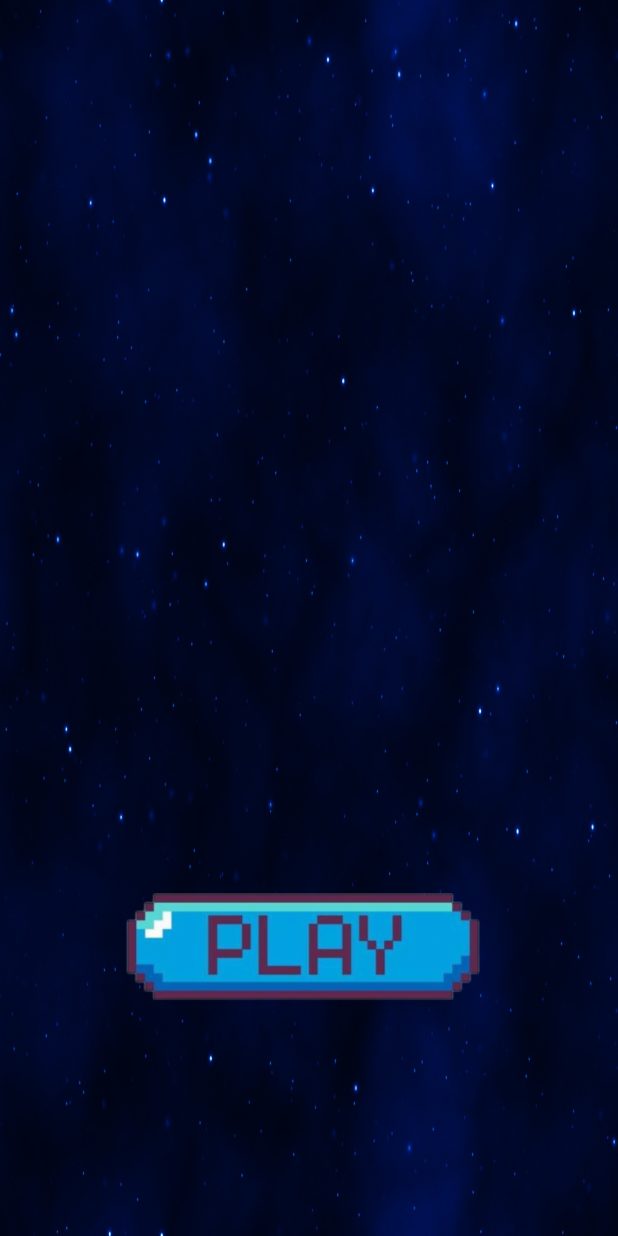
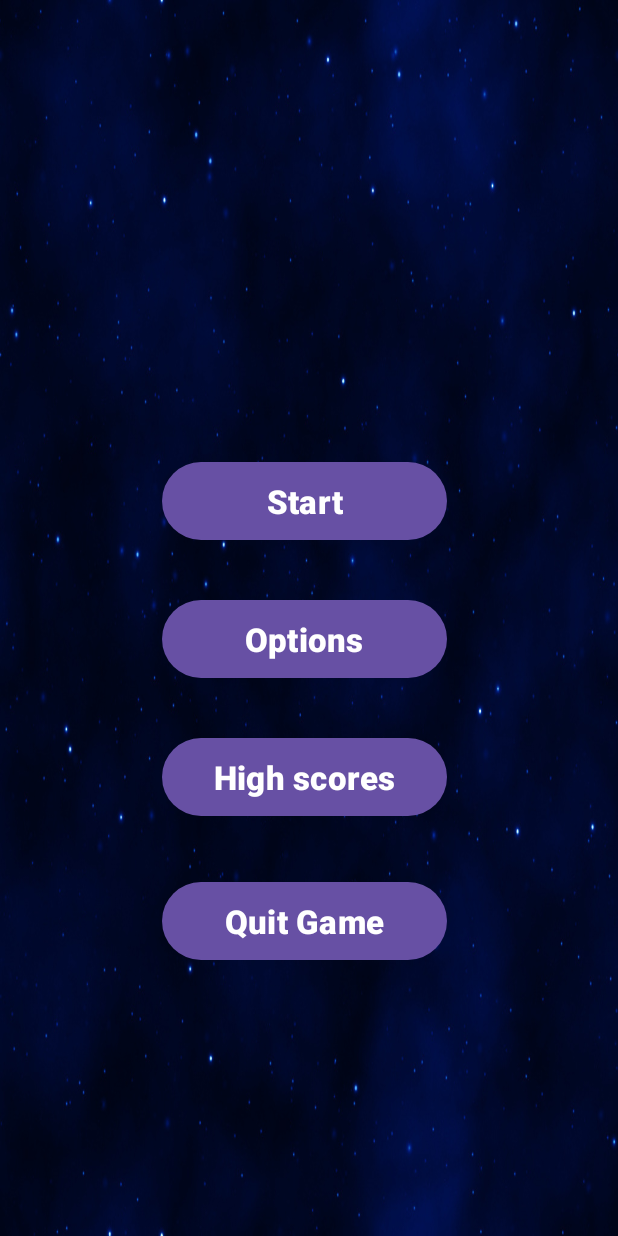
Before and after one commit to thespiderminh/UET-mobile-app-midterm-game, an Android app: the screen it shows after launch (StartMenu), on a phone screen of 412 x 824 dp. Run offline under Robolectric (Android 15) with nearby library versions, the phone set to English and light mode, and no system bars.

Commit message:
light sensor + Menu + Tab Selector

```diff
--- a/app/src/main/AndroidManifest.xml
+++ b/app/src/main/AndroidManifest.xml
@@ -12,6 +12,12 @@
         android:supportsRtl="true"
         android:theme="@style/Theme.BanMayBay"
         tools:targetApi="31">
+        <activity
+            android:name=".activities.Setting"
+            android:exported="false" />
+        <activity
+            android:name=".activities.ShowLight"
+            android:exported="false" />
         <activity
             android:name=".activities.GameOverActivity"
             android:exported="false" />
--- a/app/src/main/java/com/example/banmaybay/activities/StartMenu.java
+++ b/app/src/main/java/com/example/banmaybay/activities/StartMenu.java
@@ -1,10 +1,21 @@
 package com.example.banmaybay.activities;
 
+import android.content.Context;
+import android.content.DialogInterface;
 import android.content.Intent;
+import android.hardware.Sensor;
+import android.hardware.SensorEvent;
+import android.hardware.SensorEventListener;
+import android.hardware.SensorManager;
 import android.os.Bundle;
+import android.view.MenuItem;
 import android.view.View;
+import android.widget.Button;
 import android.widget.ImageButton;
+import android.widget.PopupMenu;
+import android.widget.TextView;
 
+import androidx.appcompat.app.AlertDialog;
 import androidx.appcompat.app.AppCompatActivity;
 
 import com.example.banmaybay.MainActivity;
@@ -14,17 +25,26 @@ import com.example.banmaybay.musicandsound.StartMusic;
 
 public class StartMenu extends AppCompatActivity {
 
-    ImageButton btPlay;
+    Button btPlay;
+    Button buttonOptions;
+
+    Button buttonQuitGame;
     SoundEffect sound;
-
     public boolean startMusicIsPlaying = true;
 
     @Override
     protected void onCreate(Bundle savedInstanceState) {
         super.onCreate(savedInstanceState);
         setContentView(R.layout.activity_start_menu);
-        btPlay = (ImageButton) findViewById(R.id.btPlay);
+        btPlay = findViewById(R.id.btPlay);
+
+
+        buttonOptions = findViewById(R.id.buttonOptions);
+        buttonQuitGame = findViewById(R.id.buttonQuitGame);
+
         sound = new SoundEffect(this.getApplicationContext());
+
+
 
         btPlay.setOnClickListener(new View.OnClickListener() {
             @Override
@@ -41,7 +61,47 @@ public class StartMenu extends AppCompatActivity {
 
             }
         });
+
+        buttonOptions.setOnClickListener(new View.OnClickListener() {
+            @Override
+            public void onClick(View v) {
+                ShowMenu();
+            }
+        });
+
+        buttonQuitGame.setOnClickListener(new View.OnClickListener() {
+            @Override
+            public void onClick(View v) {
+
+
+            }
+        });
     }
+
+    private void ShowMenu() {
+        PopupMenu popupMenu = new PopupMenu(this, buttonOptions);
+        popupMenu.getMenuInflater().inflate(R.menu.menu_popup, popupMenu.getMenu());
+        popupMenu.setOnMenuItemClickListener(new PopupMenu.OnMenuItemClickListener() {
+            @Override
+            public boolean onMenuItemClick(MenuItem item) {
+                if (item.getItemId() == R.id.menuSetting) {
+                    Intent intentSetting = new Intent(StartMenu.this, Setting.class);
+                    startActivity(intentSetting);
+                }
+                if (item.getItemId() == R.id.menuLightTesting) {
+                    Intent intentShowLight = new Intent(StartMenu.this, ShowLight.class);
+                    startActivity(intentShowLight);
+                }
+                if (item.getItemId() == R.id.menuAbout) {
+
+                }
+
+                return false;
+            }
+        });
+        popupMenu.show();
+    }
+
 
     @Override
     protected void onStart() {
@@ -53,4 +113,6 @@ public class StartMenu extends AppCompatActivity {
         Intent startMusic = new Intent(StartMenu.this, StartMusic.class);
         startService(startMusic);
     }
+
+
 }
--- a/app/src/main/res/layout/activity_start_menu.xml
+++ b/app/src/main/res/layout/activity_start_menu.xml
@@ -8,16 +8,51 @@
     android:background="@drawable/background"
     tools:context=".activities.StartMenu">
 
-    <ImageButton
+    <Button
         android:id="@+id/btPlay"
-        android:layout_width="324dp"
-        android:layout_height="106dp"
-        android:layout_marginStart="40dp"
-        android:layout_marginBottom="140dp"
-        android:background="@null"
-        android:contentDescription="@string/todo1"
-        android:scaleType="fitCenter"
-        app:layout_constraintBottom_toBottomOf="parent"
+        android:layout_width="190sp"
+        android:layout_height="60sp"
+        android:layout_marginStart="108dp"
+        android:layout_marginTop="304dp"
+        android:text="Start"
+        android:textSize="22sp"
+        android:textStyle="bold"
         app:layout_constraintStart_toStartOf="parent"
-        app:srcCompat="@drawable/play_button" />
+        app:layout_constraintTop_toTopOf="parent" />
+
+    <Button
+        android:id="@+id/buttonQuitGame"
+        android:layout_width="190sp"
+        android:layout_height="60sp"
+        android:layout_marginStart="108dp"
+        android:layout_marginTop="584dp"
+        android:text="Quit Game"
+        android:textSize="22sp"
+        android:textStyle="bold"
+        app:layout_constraintStart_toStartOf="parent"
+        app:layout_constraintTop_toTopOf="parent" />
+
+    <Button
+        android:id="@+id/buttonOptions"
+        android:layout_width="190sp"
+        android:layout_height="60sp"
+        android:layout_marginStart="108dp"
+        android:layout_marginTop="396dp"
+        android:text="Options"
+        android:textSize="22sp"
+        android:textStyle="bold"
+        app:layout_constraintStart_toStartOf="parent"
+        app:layout_constraintTop_toTopOf="parent" />
+
+    <Button
+        android:id="@+id/buttonViewHighScores"
+        android:layout_width="190sp"
+        android:layout_height="60sp"
+        android:layout_marginStart="108dp"
+        android:layout_marginTop="488dp"
+        android:text="High scores"
+        android:textSize="22sp"
+        android:textStyle="bold"
+        app:layout_constraintStart_toStartOf="parent"
+        app:layout_constraintTop_toTopOf="parent" />
 </androidx.constraintlayout.widget.ConstraintLayout>
--- /dev/null
+++ b/app/src/main/res/menu/menu_popup.xml
@@ -0,0 +1,13 @@
+<?xml version="1.0" encoding="utf-8"?>
+<menu xmlns:android="http://schemas.android.com/apk/res/android">
+
+    <item android:title="Setting"
+        android:id="@+id/menuSetting"/>
+
+    <item android:title="Light testing"
+        android:id="@+id/menuLightTesting"/>
+
+    <item android:title="About"
+        android:id="@+id/menuAbout"/>
+
+</menu>
```
Also changed, not shown: app/src/main/java/com/example/banmaybay/activities/Setting.java (added, +62 -0 lines), app/src/main/java/com/example/banmaybay/activities/ShowLight.java (added, +82 -0 lines), app/src/main/res/layout/activity_setting.xml (added, +73 -0 lines), app/src/main/res/layout/activity_show_light.xml (added, +44 -0 lines), app/src/main/res/layout/tab1.xml (added, +15 -0 lines), app/src/main/res/layout/tab2.xml (added, +15 -0 lines), app/src/main/res/layout/tab3.xml (added, +15 -0 lines).
